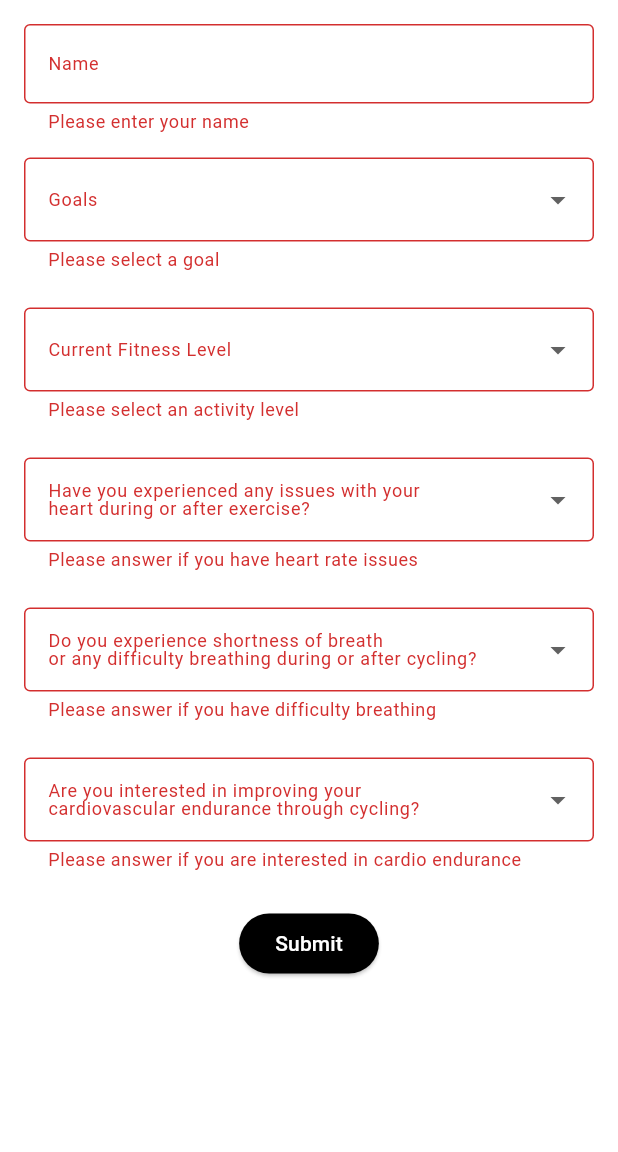
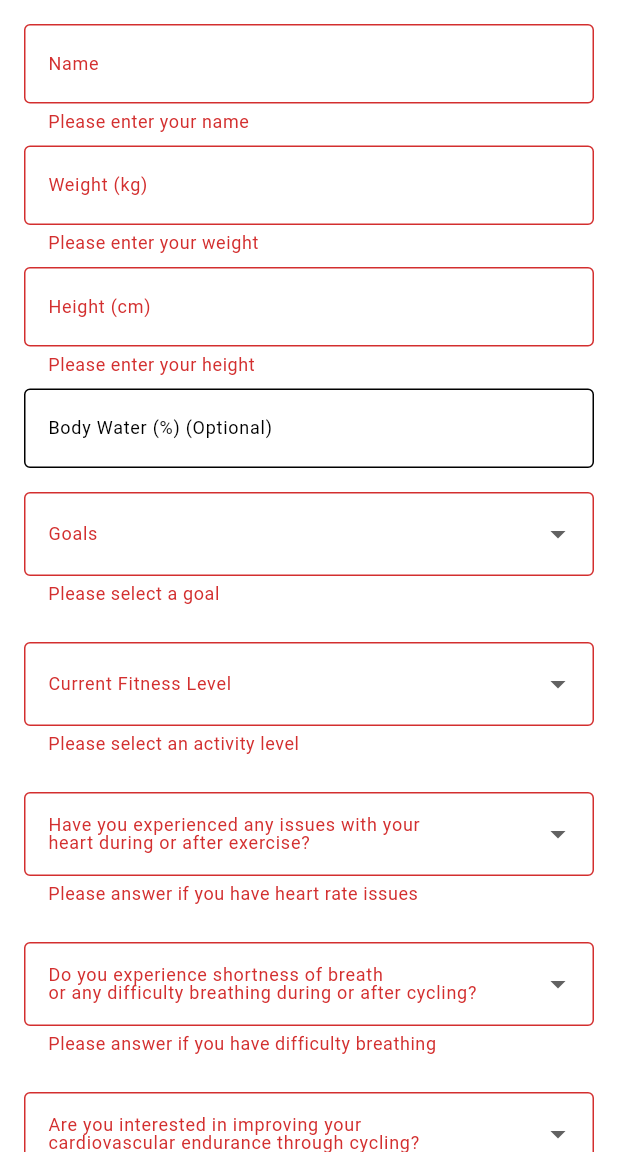
Before and after one commit to 1Jerome23/FitRide, a Flutter app: the QuestionPage screen opened by its route, after a tap on "Submit", on a phone screen of 412 x 824 dp, the part 84-1236 px from its top. Run offline on Flutter 3.47's test engine with Material 3 defaults, Android fonts, the phone set to English and light mode, and no system bars; our stand-ins replace cloud_firestore, firebase_auth, firebase_core, font_awesome_flutter, geolocator, google_fonts and 6 more; accounts and stored records are empty.

Commit message:
update questions

```diff
--- a/fitride/lib/pages/question.dart
+++ b/fitride/lib/pages/question.dart
@@ -12,6 +12,10 @@ class _QuestionPageState extends State<QuestionPage> {
   final _formKey = GlobalKey<FormState>();
 
   final TextEditingController _nameController = TextEditingController();
+  final TextEditingController _weightController = TextEditingController();
+  final TextEditingController _heightController = TextEditingController();
+  final TextEditingController _bodyWaterController = TextEditingController();
+
   String? _selectedGoal;
   String? _selectedHealthIssue;
   String? _selectedActivityLevel;
@@ -40,12 +44,18 @@ class _QuestionPageState extends State<QuestionPage> {
   @override
   void dispose() {
     _nameController.dispose();
+    _weightController.dispose();
+    _heightController.dispose();
+    _bodyWaterController.dispose();
     super.dispose();
   }
 
   Future<void> _submitForm() async {
     if (_formKey.currentState!.validate()) {
       final name = _nameController.text;
+      final weight = _weightController.text.isNotEmpty ? _weightController.text : null;
+      final height = _heightController.text.isNotEmpty ? _heightController.text : null;
+      final bodyWater = _bodyWaterController.text.isNotEmpty ? _bodyWaterController.text : null;
       final goals = _selectedGoal;
       final healthIssues = _selectedHealthIssue;
       final activityLevel = _selectedActivityLevel;
@@ -67,6 +77,9 @@ class _QuestionPageState extends State<QuestionPage> {
             .doc(uid) // Use UID as the document ID
             .set({
           'name': name,
+          'weight': weight,
+          'height': height,
+          'bodyWater': bodyWater,
           'goals': goals,
           'healthIssues': healthIssues,
           'activityLevel': activityLevel,
@@ -140,6 +153,60 @@ Widget build(BuildContext context) {
                     }
                     return null;
                   },
+                ),
+                SizedBox(height: 8),
+                TextFormField(
+                  controller: _weightController,
+                  decoration: InputDecoration(
+                    labelText: 'Weight (kg)',
+                    labelStyle: TextStyle(fontSize: 12),
+                    border: OutlineInputBorder(),
+                    filled: true,
+                    fillColor: Colors.white,
+                  ),
+                  style: TextStyle(color: Colors.black, fontSize: 14),
+                  keyboardType: TextInputType.number,
+                  validator: (value) {
+                    if (value == null || value.isEmpty) {
+                      return 'Please enter your weight';
+                    }
+                    return null;
+                  },
+                ),
+                SizedBox(height: 8),
+                // Height input field (required)
+                TextFormField(
+                  controller: _heightController,
+                  decoration: InputDecoration(
+                    labelText: 'Height (cm)',
+                    labelStyle: TextStyle(fontSize: 12),
+                    border: OutlineInputBorder(),
+                    filled: true,
+                    fillColor: Colors.white,
+                  ),
+                  style: TextStyle(color: Colors.black, fontSize: 14),
+                  keyboardType: TextInputType.number,
+                  validator: (value) {
+                    if (value == null || value.isEmpty) {
+                      return 'Please enter your height';
+                    }
+                    return null;
+                  },
+                ),
+                SizedBox(height: 8),
+
+                // Body Water input field (optional)
+                TextFormField(
+                  controller: _bodyWaterController,
+                  decoration: InputDecoration(
+                    labelText: 'Body Water (%) (Optional)',
+                    labelStyle: TextStyle(fontSize: 12),
+                    border: OutlineInputBorder(),
+                    filled: true,
+                    fillColor: Colors.white,
+                  ),
+                  style: TextStyle(color: Colors.black, fontSize: 14),
+                  keyboardType: TextInputType.number,
                 ),
                 SizedBox(height: 8),
 
@@ -324,5 +391,4 @@ Widget build(BuildContext context) {
       ),
     );
   }
-
 }
```
Lines whose indentation alone changed are shown as unchanged.
